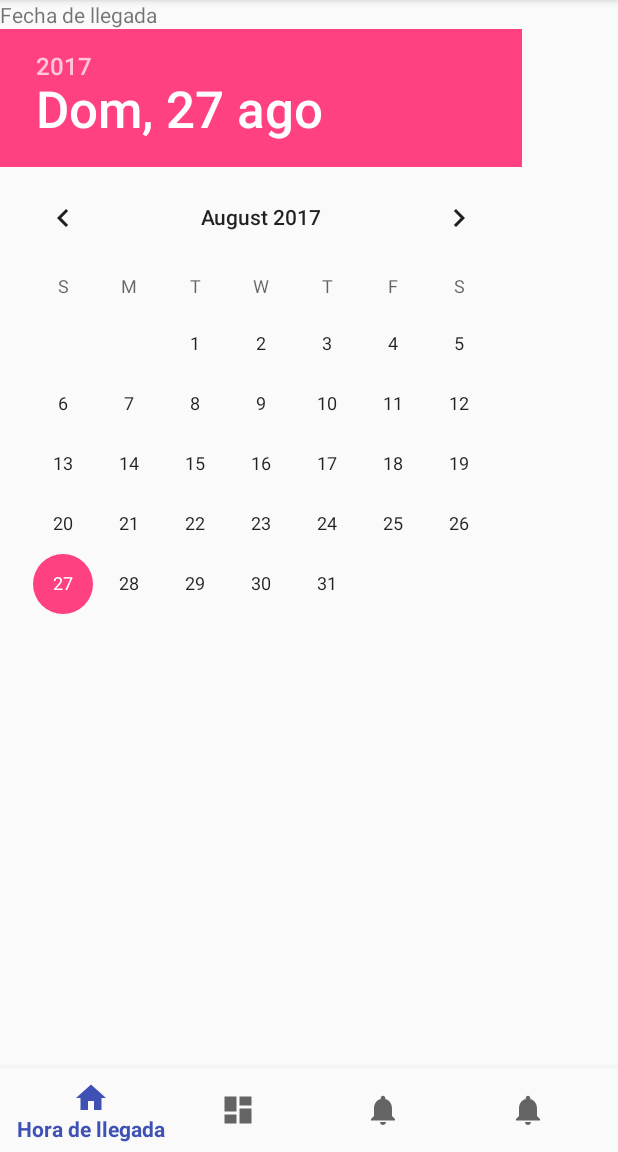
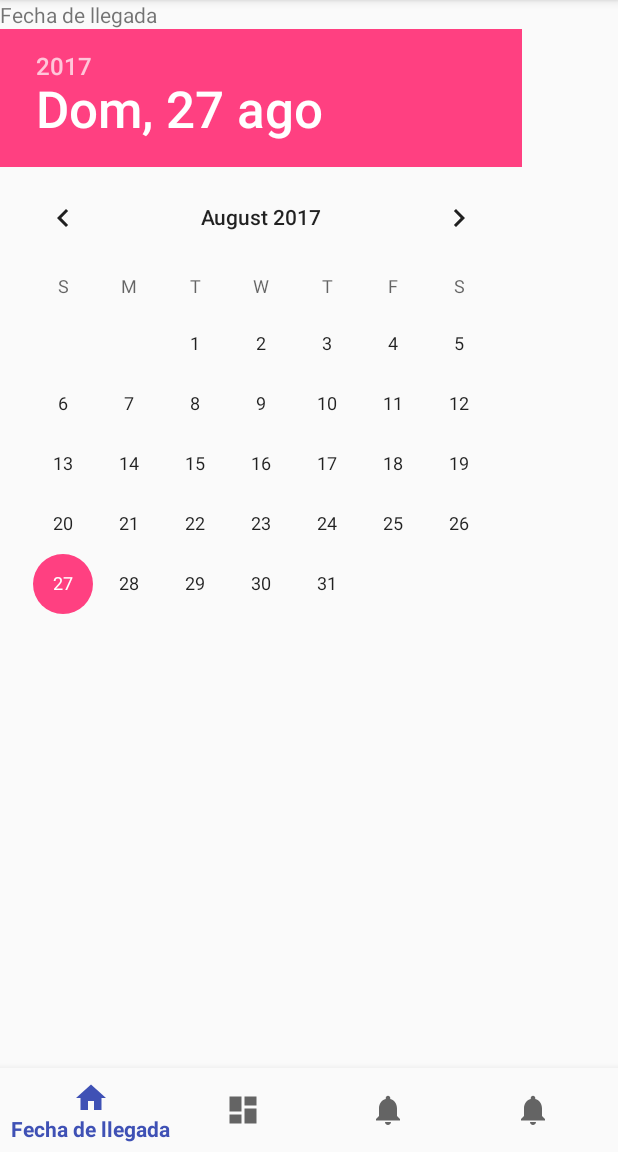
Before and after one commit to elyanio/casero-client, an Android app: the screen it shows after launch (RegisterClient), on a phone screen of 412 x 824 dp, the part 84-1236 px from its top. Run offline under Robolectric (Android 15) with nearby library versions, the light colour scheme and no system bars; our stand-ins replace ButterKnife; libraries missing offline, so code that uses them is left out: com.jakewharton.threetenabp, io.requery, io.requery.sql; 3 statements that could not run were skipped.

Commit message:
los tres primeros menu de la vista registrar cliente cambian de nmbre

```diff
--- a/app/build.gradle
+++ b/app/build.gradle
@@ -11,6 +11,7 @@ android {
         versionCode 1
         versionName "1.0"
         testInstrumentationRunner "android.support.test.runner.AndroidJUnitRunner"
+        vectorDrawables.useSupportLibrary = true
     }
     buildTypes {
         release {
@@ -38,10 +39,11 @@ dependencies {
     compile 'net.zetetic:android-database-sqlcipher:3.5.4'
     compile 'com.android.support:design:25.2.0'
     compile 'com.jakewharton:butterknife:8.4.0'
+    compile 'com.android.support:cardview-v7:25.2.0'
+    compile 'com.android.support:support-vector-drawable:25.2.0'
     testCompile 'junit:junit:4.12'
     annotationProcessor 'io.requery:requery-processor:1.0.2'
     annotationProcessor 'com.jakewharton:butterknife-compiler:8.4.0'
-    compile 'com.android.support:cardview-v7:25.2.0'
 }
 repositories {
     mavenCentral()
--- a/app/src/main/java/caribehostal/caseroclient/MainActivity.java
+++ b/app/src/main/java/caribehostal/caseroclient/MainActivity.java
@@ -14,7 +14,7 @@ public class MainActivity extends AppCompatActivity {
         super.onCreate(savedInstanceState);
         setContentView(R.layout.activity_main);
         startActivity(new Intent(this, RegisterClient.class));
-        DatabaseSetup databaseSetup = new DatabaseSetup();
-        databaseSetup.mockDatabase();
+//        DatabaseSetup databaseSetup = new DatabaseSetup();
+//        databaseSetup.mockDatabase();
     }
 }
--- a/app/src/main/java/caribehostal/caseroclient/view/RegisterClient.java
+++ b/app/src/main/java/caribehostal/caseroclient/view/RegisterClient.java
@@ -1,13 +1,12 @@
 package caribehostal.caseroclient.view;
 
-import android.content.DialogInterface;
 import android.os.Bundle;
 import android.support.annotation.NonNull;
 import android.support.design.widget.BottomNavigationView;
-import android.support.v7.app.AlertDialog;
 import android.support.v7.app.AppCompatActivity;
 import android.view.MenuItem;
 import android.widget.FrameLayout;
+import android.widget.TextView;
 
 import org.threeten.bp.LocalDate;
 
@@ -52,7 +51,7 @@ public class RegisterClient extends AppCompatActivity {
                     return true;
                 case R.id.navigation_client:
                     if (!(currentPanelSelect instanceof RegisterPanelAdd)) {
-                        //                    mTextMessage.setText(R.string.title_notifications);
+                        item.setTitle(R.string.title_add_client);
                         item.setIcon(ic_home_black_24dp);
                         currentPanelSelect.outPanel();
                         showClientPanelAction();
@@ -62,8 +61,8 @@ public class RegisterClient extends AppCompatActivity {
                     }
                     return true;
                 case R.id.navigation_ok:
-//                    mTextMessage.setText(R.string.title_notifications);
-
+                    item.setTitle(R.string.title_send);
+                    sendAction();
                     currentItemSelect = item;
                     return true;
             }
@@ -80,7 +79,7 @@ public class RegisterClient extends AppCompatActivity {
     private RegisterPanelAdd registerAddPanel;
     private LocalDate checkin;
     private LocalDate checkout;
-    private List<Client> clients = new ArrayList<Client>(10);
+    private List<Client> clients ;
 
 
     @Override
@@ -88,19 +87,21 @@ public class RegisterClient extends AppCompatActivity {
         super.onCreate(savedInstanceState);
         setContentView(R.layout.register_client_activity);
         ButterKnife.bind(this);
-        init();
         navigation = (BottomNavigationView) findViewById(R.id.navigation);
         navigation.setOnNavigationItemSelectedListener(mOnNavigationItemSelectedListener);
-        showCheckinPanelAction();
+        init();
     }
 
     private void init() {
-        registerCheckinPanel = new RegisterPanelCheckin(this, LocalDate.now());
-        registerCheckoutPanel = new RegisterPanelCheckout(this, LocalDate.now());
-        DaoClient daoClient = new DaoClient();
-        daoClient.getAllClient().collect(this.clients);
+        checkin = LocalDate.now();
+        checkout = LocalDate.now();
+        clients= new ArrayList<Client>(10);
+
+        registerCheckinPanel = new RegisterPanelCheckin(this, checkin);
+        registerCheckoutPanel = new RegisterPanelCheckout(this, checkout);
         registerAddPanel = new RegisterPanelAdd(this, clients);
 
+        showCheckinPanelAction();
         currentPanelSelect = registerCheckinPanel;
     }
 
@@ -160,4 +161,17 @@ public class RegisterClient extends AppCompatActivity {
         clients.add(client);
         registerAddPanel.updateList();
     }
+
+    public void sendAction(){
+        if(clients.isEmpty()){
+            //torta hacer algo
+            return;
+        }
+        if(checkin.isAfter(checkout)){
+            // torta hacer algo
+            return;
+        }
+
+
+    }
 }
--- a/app/src/main/res/layout/item_client.xml
+++ b/app/src/main/res/layout/item_client.xml
@@ -1,5 +1,6 @@
 <?xml version="1.0" encoding="utf-8"?>
 <LinearLayout xmlns:android="http://schemas.android.com/apk/res/android"
+    xmlns:app="http://schemas.android.com/apk/res-auto"
     android:orientation="vertical" android:layout_width="match_parent"
     android:layout_height="wrap_content">
     <android.support.v7.widget.CardView xmlns:card_view="http://schemas.android.com/apk/res-auto"
@@ -32,7 +33,7 @@
                 android:layout_alignParentEnd="true"
                 android:layout_centerVertical="true"
                 android:layout_marginRight="10dp"
-                android:src="@drawable/ic_highlight_off_black_24dp" />
+                app:srcCompat="@drawable/ic_highlight_off_black_24dp" />
 
         </RelativeLayout>
 
--- a/app/src/main/res/values/strings.xml
+++ b/app/src/main/res/values/strings.xml
@@ -2,8 +2,11 @@
     <string name="app_name">Casero</string>
     <string name="title_activity_client_register">Registrar cliente</string>
     <string name="title_ok">Enviar</string>
-    <string name="title_checkin">Hora de llegada</string>
-    <string name="title_checkout">Hora de salida</string>
+    <string name="title_checkin">Fecha de llegada</string>
+    <string name="title_checkout">Fecha de salida</string>
     <string name="title_clientes_registrados">Clientes</string>
-    <string name="checkin_text">Hora de llegada</string>
+    <string name="checkin_text">Fecha de llegada</string>
+    <string name="title_home">Home</string>
+    <string name="title_send">Enviar</string>
+    <string name="title_add_client">Añadir pasaporte</string>
 </resources>
```
Also changed, not shown: app/src/main/AndroidManifest.xml (+4 -6 lines), app/src/main/res/drawable/ic_highlight_off_black_24dp.xml (+4 -4 lines).
